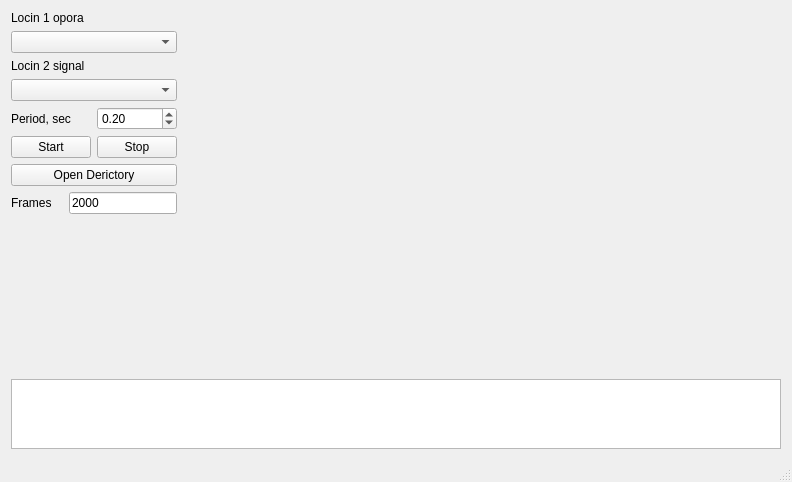
Before: the Qt Designer form mainwindow.ui in Nikita-Presnov/Qlockin, drawn with Qt 5.
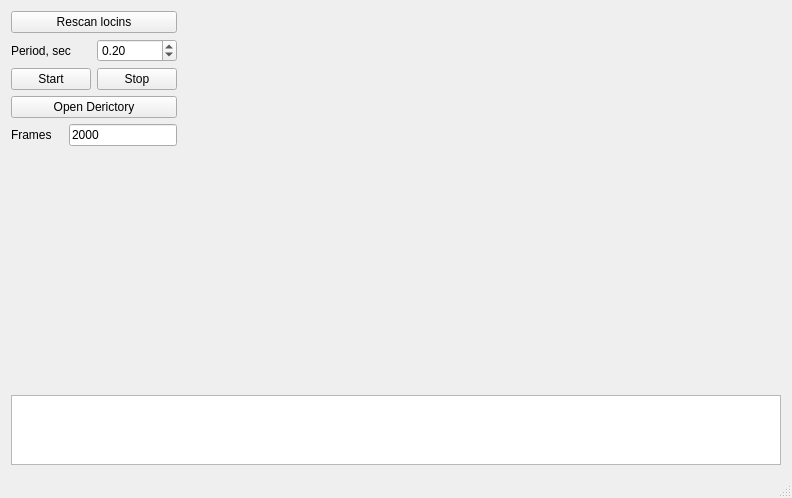
After: the same form once the commit is applied. Custom widgets are drawn as their Qt base class.

What changed in the file:
```diff
--- a/mainwindow.ui
+++ b/mainwindow.ui
@@ -7,7 +7,7 @@
     <x>0</x>
     <y>0</y>
     <width>792</width>
-    <height>482</height>
+    <height>498</height>
    </rect>
   </property>
   <property name="windowTitle">
@@ -18,25 +18,12 @@
     <item row="0" column="0">
      <layout class="QVBoxLayout" name="verticalLayout_2">
       <item>
-       <widget class="QLabel" name="label_2">
+       <widget class="QPushButton" name="rescan_button">
         <property name="text">
-         <string>Locin 1 opora</string>
+         <string>Rescan locins</string>
         </property>
        </widget>
       </item>
-      <item>
-       <widget class="QComboBox" name="locin1_chose"/>
-      </item>
-      <item>
-       <widget class="QLabel" name="label_3">
-        <property name="text">
-         <string>Locin 2 signal</string>
-        </property>
-       </widget>
-      </item>
-      <item>
-       <widget class="QComboBox" name="locin2_chose"/>
-      </item>
       <item>
        <layout class="QHBoxLayout" name="horizontalLayout_3">
         <item>
```
Left out of the diff: 4 changed lines with no effect on the pictures.
